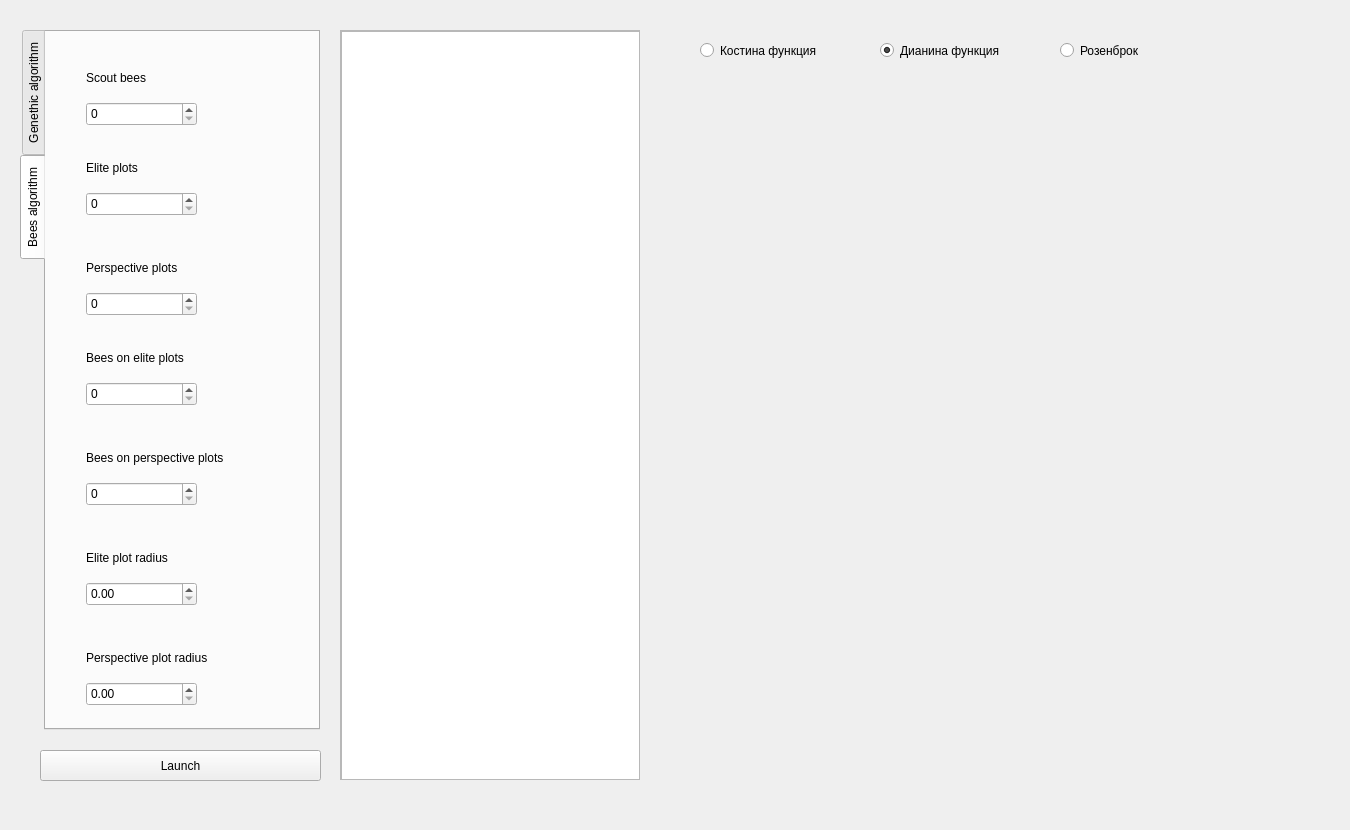
XoneKone/GeneticAlgorithms, file GenAlgo/gui.ui: the form before one commit.
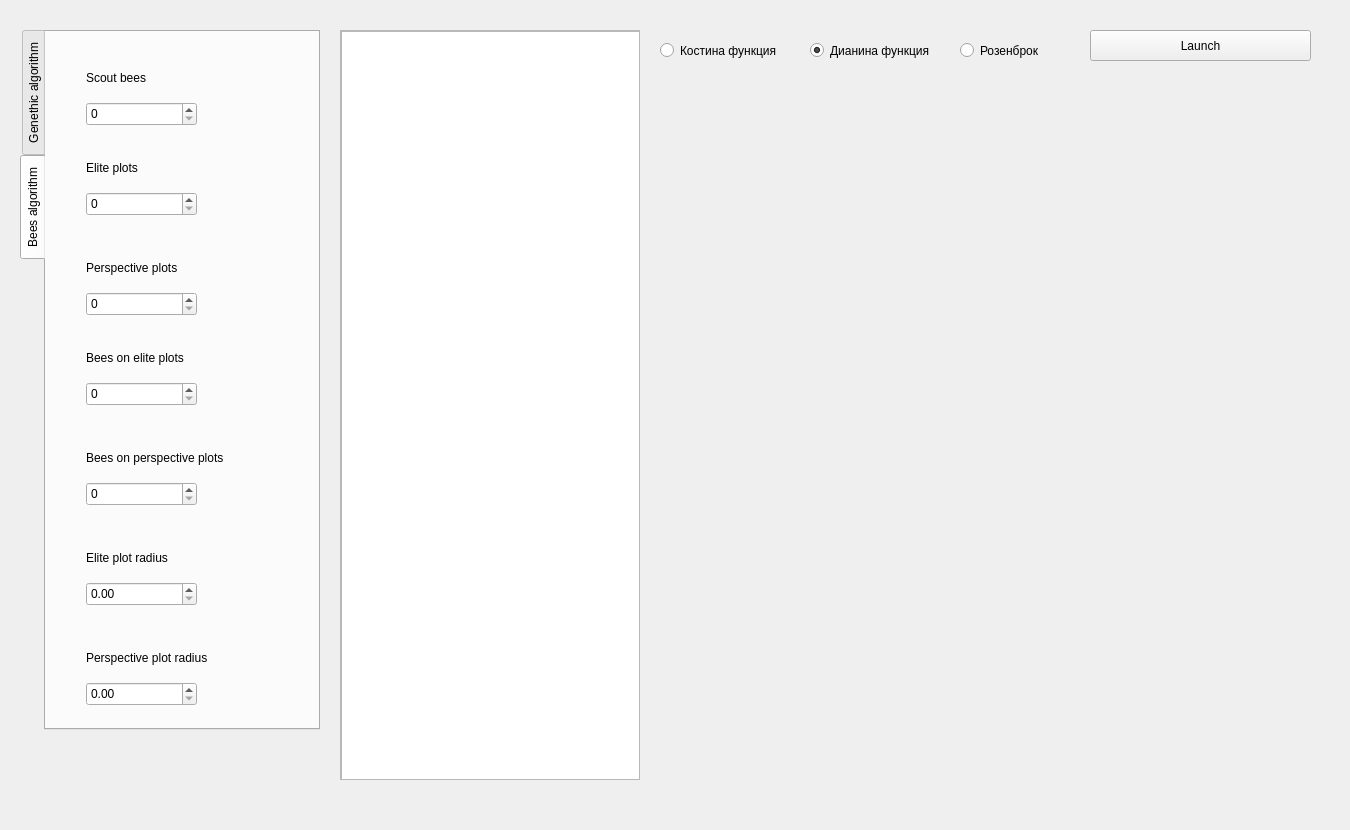
The form after the commit.

Commit message: replaced button

```diff
--- a/GenAlgo/gui.ui
+++ b/GenAlgo/gui.ui
@@ -301,7 +301,7 @@
   <widget class="QRadioButton" name="khvan">
    <property name="geometry">
     <rect>
-     <x>700</x>
+     <x>660</x>
      <y>40</y>
      <width>151</width>
      <height>21</height>
@@ -314,7 +314,7 @@
   <widget class="QRadioButton" name="shishkina">
    <property name="geometry">
     <rect>
-     <x>880</x>
+     <x>810</x>
      <y>40</y>
      <width>161</width>
      <height>21</height>
@@ -330,7 +330,7 @@
   <widget class="QRadioButton" name="rosenbrock">
    <property name="geometry">
     <rect>
-     <x>1060</x>
+     <x>960</x>
      <y>40</y>
      <width>131</width>
      <height>21</height>
@@ -343,9 +343,9 @@
   <widget class="QPushButton" name="lauch_button">
    <property name="geometry">
     <rect>
-     <x>40</x>
-     <y>750</y>
-     <width>281</width>
+     <x>1090</x>
+     <y>30</y>
+     <width>221</width>
      <height>31</height>
     </rect>
    </property>
```
